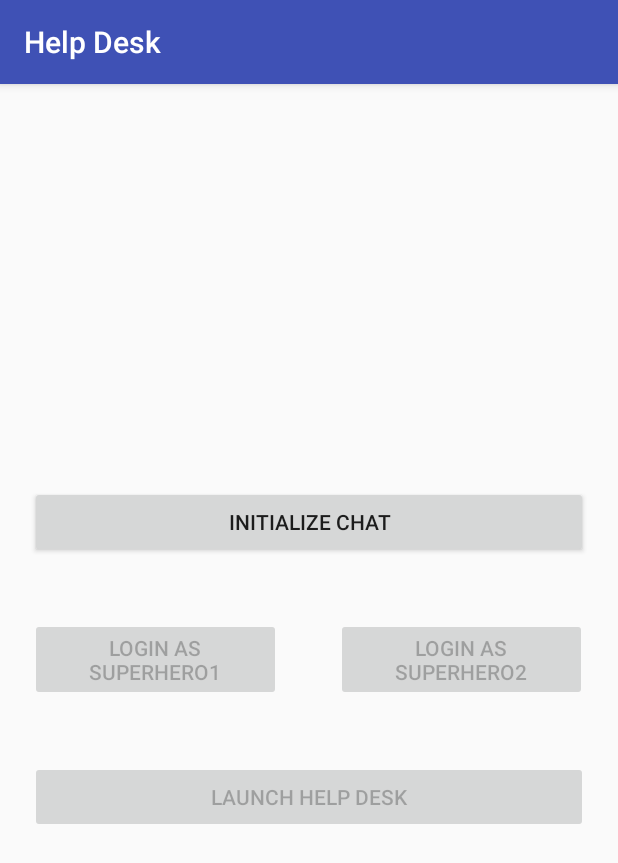
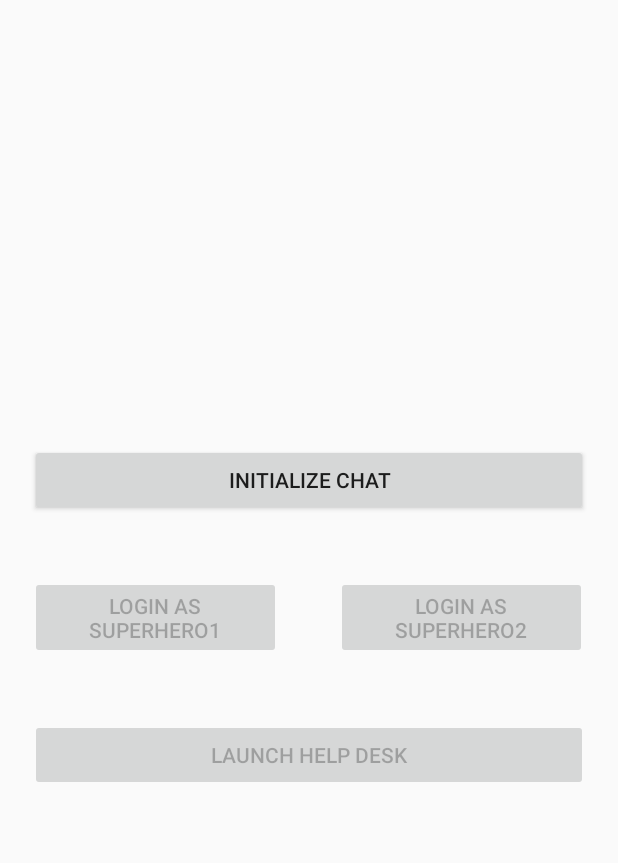
Before and after one commit to helpdessk/android-app-latest, an Android app: the HomeScreenActivity screen opened directly, with no data from a screen before it, after a tap on "Join Help Desk", on a phone screen of 412 x 824 dp. Shown: the top 863 px of the screen. Run offline under Robolectric (Android 15) with nearby library versions, the phone set to English and light mode, and no system bars; libraries missing offline, so code that uses them is left out: com.inscripts.interfaces, cometchat.inscripts.com; 1 statement that could not run was skipped; 1 other tap on this screen came first.

Commit message:
Initial App Set up

```diff
--- a/app/src/main/java/com/android/helpdessk/helpdesk/activities/HomeScreenActivity.java
+++ b/app/src/main/java/com/android/helpdessk/helpdesk/activities/HomeScreenActivity.java
@@ -93,7 +93,7 @@ public class HomeScreenActivity extends AppCompatActivity
         if (id == R.id.nav_join_help_desk) {
             // Handle the camera action
             //fragment = new JoinHelpDesk();
-            Intent i = new Intent(HomeScreenActivity.this,ChatBoxActivity.class);
+            Intent i = new Intent(HomeScreenActivity.this,MainActivity.class);
             startActivity(i);
 
         } else if (id == R.id.nav_app_help) {
--- /dev/null
+++ b/app/src/main/java/com/android/helpdessk/helpdesk/activities/MainActivity.java
@@ -0,0 +1,203 @@
+package com.android.helpdessk.helpdesk.activities;
+
+import android.os.Bundle;
+import android.support.v7.app.AppCompatActivity;
+import android.text.TextUtils;
+import android.util.Log;
+import android.view.View;
+import android.view.WindowManager;
+import android.widget.Button;
+import android.widget.ProgressBar;
+import android.widget.Toast;
+
+import com.android.helpdessk.helpdesk.R;
+import com.inscripts.interfaces.Callbacks;
+import com.inscripts.interfaces.LaunchCallbacks;
+
+import org.json.JSONObject;
+
+import cometchat.inscripts.com.cometchatcore.coresdk.CometChat;
+
+public class MainActivity extends AppCompatActivity implements View.OnClickListener {
+
+    private static final String TAG = MainActivity.class.getSimpleName();
+
+    private String licenseKey = "COMETCHAT-0YFFT-JC76D-9GE6Y-0ZBXL"; // Replace the value with your CometChat License Key here
+    private String apiKey = "51202xf74431d527bc80bfcf0d142e4d5ba9f6"; // Replace the value with your CometChat Api Key here
+    private String UID1 = "SUPERHERO1";
+    private String UID2 = "SUPERHERO2";
+    private boolean isCometOnDemand = true;
+    private CometChat cometChat;
+
+
+    private Button btnLoginSuperHero1, btnLoginSuperHero2, btnLaunchChat, btnInitializeChat;
+    private ProgressBar pbLoading;
+
+
+    @Override
+    protected void onCreate(Bundle savedInstanceState) {
+        super.onCreate(savedInstanceState);
+        setContentView(R.layout.activity_main);
+        cometChat = CometChat.getInstance(MainActivity.this);
+        setUpFields();
+
+    }
+
+    private void setUpFields() {
+        btnLoginSuperHero1 = findViewById(R.id.btnLoginSuperHero1);
+        btnLoginSuperHero2 = findViewById(R.id.btnLoginSuperHero2);
+        btnLaunchChat = findViewById(R.id.btnLaunchChat);
+        btnInitializeChat = findViewById(R.id.btnInitialize);
+        pbLoading = findViewById(R.id.pb_loading);
+        btnLoginSuperHero1.setOnClickListener(this);
+        btnLoginSuperHero2.setOnClickListener(this);
+        btnLaunchChat.setOnClickListener(this);
+        btnInitializeChat.setOnClickListener(this);
+
+    }
+
+    @Override
+    public void onClick(View view) {
+        switch (view.getId()) {
+            case R.id.btnInitialize:
+                initializeChat();
+                break;
+
+            case R.id.btnLoginSuperHero1:
+                login(UID1);
+                break;
+
+            case R.id.btnLoginSuperHero2:
+                login(UID2);
+                break;
+
+            case R.id.btnLaunchChat:
+                launchChat();
+        }
+    }
+
+    /**
+     * Initializes the Chat SDK.Initialization binds the SDK to your app and syncs the various basic parameters required for the CometChat SDK to function.
+     */
+    private void initializeChat() {
+
+        if (licenseKey != null && !TextUtils.isEmpty(licenseKey)) {
+
+            if (apiKey != null && !TextUtils.isEmpty(apiKey)) {
+                showLoading(true);
+                cometChat.initializeCometChat("", licenseKey, apiKey, isCometOnDemand, new Callbacks() {
+                    @Override
+                    public void successCallback(JSONObject jsonObject) {
+                        Log.d(TAG, "Initialize Success : " + jsonObject.toString());
+                        Toast.makeText(MainActivity.this, "CometChat initialized successfully", Toast.LENGTH_LONG).show();
+                        btnLoginSuperHero1.setEnabled(true);
+                        btnLoginSuperHero2.setEnabled(true);
+                        showLoading(false);
+                    }
+
+                    @Override
+                    public void failCallback(JSONObject jsonObject) {
+                        Log.d(TAG, "Initialize Fail : " + jsonObject.toString());
+                        Toast.makeText(MainActivity.this, "Initialize Failed with error: " + jsonObject.toString(), Toast.LENGTH_LONG).show();
+                        showLoading(false);
+                    }
+                });
+            } else {
+                Toast.makeText(MainActivity.this, "API Key cannot be null or empty", Toast.LENGTH_LONG).show();
+            }
+        } else {
+            Toast.makeText(MainActivity.this, "License Key cannot be null or empty", Toast.LENGTH_LONG).show();
+        }
+
+    }
+    /**
+     * Logs the user in to chat.
+     *
+     * @param UID - ID of the user to log in to the chat.
+     *
+     */
+    private void login(String UID) {
+        if (UID != null && !TextUtils.isEmpty(UID)) {
+            showLoading(true);
+            cometChat.loginWithUID(MainActivity.this, UID, new Callbacks() {
+                @Override
+                public void successCallback(JSONObject jsonObject) {
+                    Log.d(TAG, "Login Success : " + jsonObject.toString());
+                    Toast.makeText(MainActivity.this, jsonObject.toString(), Toast.LENGTH_LONG).show();
+                    btnLaunchChat.setEnabled(true);
+                    showLoading(false);
+                }
+
+                @Override
+                public void failCallback(JSONObject jsonObject) {
+                    Log.d(TAG, "Login Fail : " + jsonObject.toString());
+                    Toast.makeText(MainActivity.this, jsonObject.toString(), Toast.LENGTH_LONG).show();
+                    showLoading(false);
+                }
+            });
+        } else {
+            Toast.makeText(MainActivity.this, "UID be null or empty", Toast.LENGTH_LONG).show();
+        }
+
+    }
+
+    /**
+     *  Launches the chat.
+     */
+    private void launchChat() {
+
+        cometChat.launchCometChat(MainActivity.this, true, new LaunchCallbacks() {
+            @Override
+            public void successCallback(JSONObject jsonObject) {
+                Log.d(TAG, "Launch Success : " + jsonObject.toString());
+            }
+
+            @Override
+            public void failCallback(JSONObject jsonObject) {
+                Log.d(TAG, "Launch Fail : " + jsonObject.toString());
+            }
+
+            @Override
+            public void userInfoCallback(JSONObject jsonObject) {
+                Log.d(TAG, "User Info Received : " + jsonObject.toString());
+            }
+
+            @Override
+            public void chatroomInfoCallback(JSONObject jsonObject) {
+                Log.d(TAG, "Chatroom Info Received : " + jsonObject.toString());
+            }
+
+            @Override
+            public void onMessageReceive(JSONObject jsonObject) {
+                Log.d(TAG, "Message Received : " + jsonObject.toString());
+            }
+
+            @Override
+            public void error(JSONObject jsonObject) {
+                Log.d(TAG, "Error : " + jsonObject.toString());
+            }
+
+            @Override
+            public void onWindowClose(JSONObject jsonObject) {
+                Log.d(TAG, "Chat Window Closed : " + jsonObject.toString());
+            }
+
+            @Override
+            public void onLogout() {
+                Log.d(TAG, "Logout");
+            }
+        });
+
+    }
+
+    private void showLoading(boolean show) {
+        if (show) {
+            pbLoading.setVisibility(View.VISIBLE);
+            getWindow().setFlags(WindowManager.LayoutParams.FLAG_NOT_TOUCHABLE,
+                    WindowManager.LayoutParams.FLAG_NOT_TOUCHABLE);
+        } else {
+            pbLoading.setVisibility(View.GONE);
+            getWindow().clearFlags(WindowManager.LayoutParams.FLAG_NOT_TOUCHABLE);
+        }
+    }
+}
--- a/app/src/main/java/com/android/helpdessk/helpdesk/activities/PrivacyPolicyPage.java
+++ b/app/src/main/java/com/android/helpdessk/helpdesk/activities/PrivacyPolicyPage.java
@@ -32,7 +32,7 @@ public class PrivacyPolicyPage extends AppCompatActivity {
             public void onClick(View view) {
                 Intent i = new Intent(PrivacyPolicyPage.this,HomeScreenActivity.class);
                 startActivity(i);
-                Toast.makeText(PrivacyPolicyPage.this,"Accepted",Toast.LENGTH_SHORT).show();
+                //Toast.makeText(PrivacyPolicyPage.this,"Accepted",Toast.LENGTH_SHORT).show();
             }
         });
 
@@ -40,7 +40,7 @@ public class PrivacyPolicyPage extends AppCompatActivity {
         notAcceptButton.setOnClickListener(new View.OnClickListener() {
             @Override
             public void onClick(View view) {
-                Toast.makeText(PrivacyPolicyPage.this,"Not Accepted",Toast.LENGTH_SHORT).show();
+                Toast.makeText(PrivacyPolicyPage.this,"Please Read and Click I Accept",Toast.LENGTH_SHORT).show();
             }
         });
 
--- /dev/null
+++ b/app/src/main/res/layout/activity_main.xml
@@ -0,0 +1,75 @@
+<?xml version="1.0" encoding="utf-8"?>
+<LinearLayout xmlns:android="http://schemas.android.com/apk/res/android"
+    xmlns:tools="http://schemas.android.com/tools"
+    android:layout_width="match_parent"
+    android:layout_height="match_parent"
+    tools:context="com.android.helpdessk.helpdesk.activities.MainActivity">
+
+    <ProgressBar
+        android:id="@+id/pb_loading"
+        style="@style/Base.Widget.AppCompat.ProgressBar.Horizontal"
+        android:layout_width="match_parent"
+        android:layout_height="wrap_content"
+        android:layout_marginTop="20dp"
+        android:indeterminate="true"
+        android:visibility="gone" />
+
+    <RelativeLayout
+        android:layout_width="match_parent"
+        android:layout_height="match_parent">
+
+        <LinearLayout
+            android:id="@+id/ll_login"
+            android:layout_width="match_parent"
+            android:layout_height="wrap_content"
+            android:layout_centerInParent="true"
+            android:layout_margin="20dp"
+            android:orientation="horizontal"
+            android:weightSum="1">
+
+            <Button
+                android:id="@+id/btnLoginSuperHero1"
+                android:layout_width="0dp"
+                android:layout_height="wrap_content"
+                android:layout_weight="0.45"
+                android:enabled="false"
+                android:text="@string/text_login_superhero1" />
+
+            <View
+                android:layout_width="0dp"
+                android:layout_height="match_parent"
+                android:layout_weight="0.1" />
+
+            <Button
+                android:id="@+id/btnLoginSuperHero2"
+                android:layout_width="0dp"
+                android:layout_height="wrap_content"
+                android:layout_weight="0.45"
+                android:enabled="false"
+                android:text="@string/text_login_superhero2" />
+
+        </LinearLayout>
+
+        <Button
+            android:id="@+id/btnInitialize"
+            android:layout_width="match_parent"
+            android:layout_height="wrap_content"
+            android:layout_above="@id/ll_login"
+            android:layout_margin="20dp"
+            android:text="@string/text_initialize_chat" />
+
+        <Button
+            android:id="@+id/btnLaunchChat"
+            style="@style/Widget.AppCompat.Button"
+            android:layout_width="match_parent"
+            android:layout_height="wrap_content"
+            android:layout_below="@id/ll_login"
+            android:layout_margin="20dp"
+            android:enabled="false"
+            android:text="@string/text_launch_chat" />
+
+
+    </RelativeLayout>
+
+
+</LinearLayout>
--- a/app/src/main/res/menu/help_desk_nav.xml
+++ b/app/src/main/res/menu/help_desk_nav.xml
@@ -1,13 +1,14 @@
 <menu xmlns:android="http://schemas.android.com/apk/res/android"
     xmlns:tools="http://schemas.android.com/tools"
+    xmlns:app="http://schemas.android.com/apk/res-auto"
     tools:context="com.android.helpdessk.helpdesk.activities.HelpDeskNavActivity">
     <item
         android:id="@+id/action_example"
-        android:showAsAction="withText|ifRoom"
+        app:showAsAction="withText|ifRoom"
         android:title="@string/action_example" />
     <item
         android:id="@+id/action_settings"
         android:orderInCategory="100"
-        android:showAsAction="never"
+        app:showAsAction="never"
         android:title="@string/action_settings" />
 </menu>
```
Also changed, not shown: app/build.gradle (+9 -11 lines), app/src/main/AndroidManifest.xml (+28 -3 lines), app/src/main/res/layout/content_main.xml (added, +20 -0 lines), build.gradle (+7 -0 lines).
